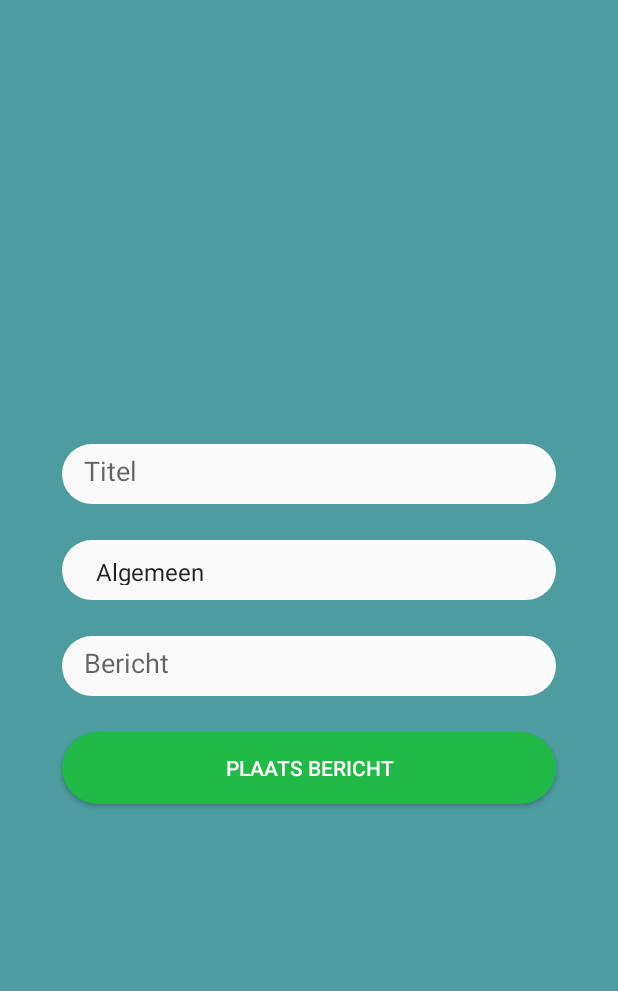
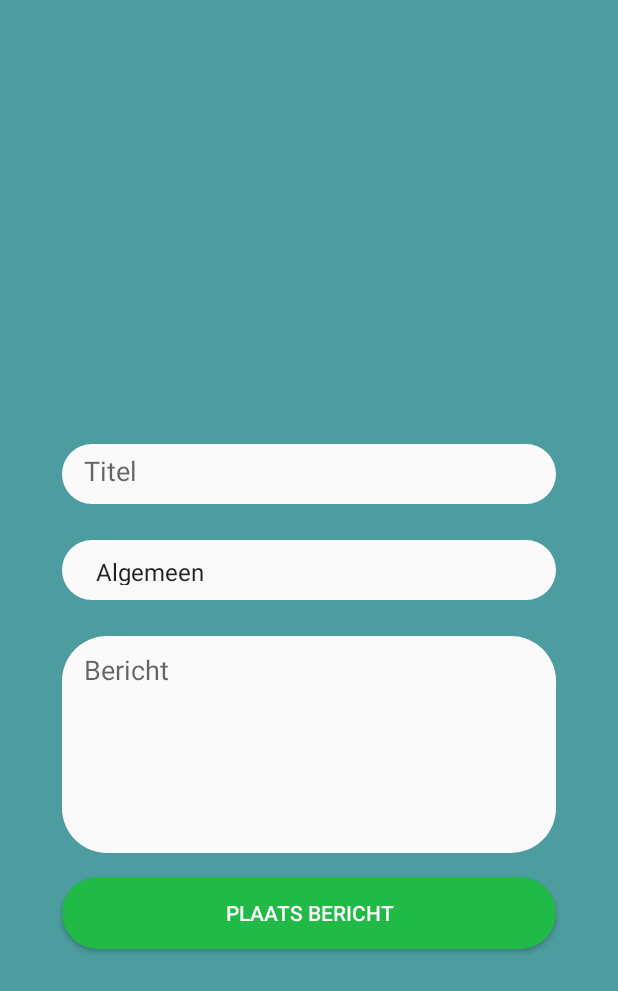
Before and after one commit to brentschets/TheHubAndroid, an Android app: the fragment PlaatsPostFragment shown on its own in the app's theme, on a phone screen of 412 x 824 dp. Shown: the top 991 px of the screen. Run offline under Robolectric (Android 15) with nearby library versions, the phone set to English and light mode, and no system bars; our stand-ins replace Firebase (no records; nobody signed in at launch, a user with empty details on screens opened directly).

Commit message:
added string recources

```diff
--- a/app/src/main/res/layout/fragment_plaats_post.xml
+++ b/app/src/main/res/layout/fragment_plaats_post.xml
@@ -1,13 +1,13 @@
 <?xml version="1.0" encoding="utf-8"?>
-<android.support.constraint.ConstraintLayout xmlns:android="http://schemas.android.com/apk/res/android"
+<android.support.constraint.ConstraintLayout
+    xmlns:android="http://schemas.android.com/apk/res/android"
     xmlns:app="http://schemas.android.com/apk/res-auto"
     xmlns:tools="http://schemas.android.com/tools"
     android:layout_width="match_parent"
     android:layout_height="match_parent"
     android:background="#4D9CA0"
-    tools:context=".fragments.PlaatsPostFragment">
+    tools:context=".activities.MainActivity">
 
-    <!-- TODO: Update blank fragment layout -->
     <android.support.constraint.Guideline
         android:id="@+id/guideline14"
         android:layout_width="wrap_content"
@@ -19,13 +19,14 @@
         android:id="@+id/btn_post_submit"
         android:layout_width="0dp"
         android:layout_height="wrap_content"
-        android:layout_marginTop="24dp"
+        android:layout_marginTop="8dp"
         android:background="@drawable/button_style"
-        android:text="Plaats Bericht"
+        android:text="@string/place_placemessage"
         android:textColor="#fff"
         app:layout_constraintEnd_toStartOf="@+id/guideline14"
+        app:layout_constraintHorizontal_bias="0.0"
         app:layout_constraintStart_toStartOf="@+id/guideline13"
-        app:layout_constraintTop_toBottomOf="@+id/txt_post_message" />
+        app:layout_constraintTop_toTopOf="@+id/guideline21" />
 
     <android.support.constraint.Guideline
         android:id="@+id/guideline4"
@@ -41,7 +42,7 @@
         android:layout_marginBottom="24dp"
         android:background="@drawable/edit_text_style"
         android:ems="10"
-        android:hint="Titel"
+        android:hint="@string/place_title"
         android:inputType="text|textPersonName"
         app:layout_constraintBottom_toTopOf="@+id/sp_post_category"
         app:layout_constraintEnd_toStartOf="@+id/guideline14"
@@ -61,12 +62,15 @@
     <EditText
         android:id="@+id/txt_post_message"
         android:layout_width="0dp"
-        android:layout_height="40dp"
+        android:layout_height="0dp"
         android:layout_marginTop="12dp"
+        android:layout_marginBottom="8dp"
         android:background="@drawable/edit_text_style"
-        android:ems="10"
-        android:hint="Bericht"
-        android:inputType="textPersonName"
+        android:hint="@string/place_message"
+        android:inputType="textMultiLine"
+        android:singleLine="false"
+        android:gravity="top"
+        app:layout_constraintBottom_toTopOf="@+id/guideline21"
         app:layout_constraintEnd_toStartOf="@+id/guideline14"
         app:layout_constraintStart_toStartOf="@+id/guideline13"
         app:layout_constraintTop_toTopOf="@+id/guideline4" />
@@ -78,4 +82,11 @@
         android:orientation="vertical"
         app:layout_constraintGuide_percent="0.10" />
 
+    <android.support.constraint.Guideline
+        android:id="@+id/guideline21"
+        android:layout_width="wrap_content"
+        android:layout_height="wrap_content"
+        android:orientation="horizontal"
+        app:layout_constraintGuide_percent="0.7" />
+
 </android.support.constraint.ConstraintLayout>
--- a/app/src/main/res/layout/fragment_register.xml
+++ b/app/src/main/res/layout/fragment_register.xml
@@ -1,5 +1,6 @@
 <?xml version="1.0" encoding="utf-8"?>
-<android.support.constraint.ConstraintLayout xmlns:android="http://schemas.android.com/apk/res/android"
+<android.support.constraint.ConstraintLayout
+    xmlns:android="http://schemas.android.com/apk/res/android"
     xmlns:app="http://schemas.android.com/apk/res-auto"
     xmlns:tools="http://schemas.android.com/tools"
     android:background="#4D9CA0"
--- a/app/src/main/res/values/strings.xml
+++ b/app/src/main/res/values/strings.xml
@@ -1,4 +1,23 @@
 <resources>
+    <!-- Applicatie naam -->
+    <string name="app_name">ProjectHub</string>
+
     <!-- Account -->
     <string name="account_greeting">Hallo</string>
+    <string name="account_logout">Afmelden</string>
+    <string name="account_privacy_policy">Privacy policy</string>
+
+    <!-- detail -->
+    <string name="detail_delete">Verwijder je bericht</string>
+
+    <!-- login -->
+    <string name="login_email">Emailadres</string>
+    <string name="login_password">Wachtwoord</string>
+    <string name="login_login">Aanmelden</string>
+    <string name="login_register">Nog geen account, registreer u dan hier</string>
+
+    <!-- plaats post -->
+    <string name="place_placemessage">Plaats Bericht</string>
+    <string name="place_title">Titel</string>
+    <string name="place_message">Bericht</string>
 </resources>
```
Also changed, not shown: app/src/main/res/layout/activity_main.xml (+2 -15 lines), app/src/main/res/layout/fragment_account.xml (+6 -4 lines), app/src/main/res/layout/fragment_detail_post.xml (+5 -3 lines), app/src/main/res/layout/fragment_login.xml (+6 -5 lines), app/src/main/res/layout/list_item.xml (+7 -5 lines).
